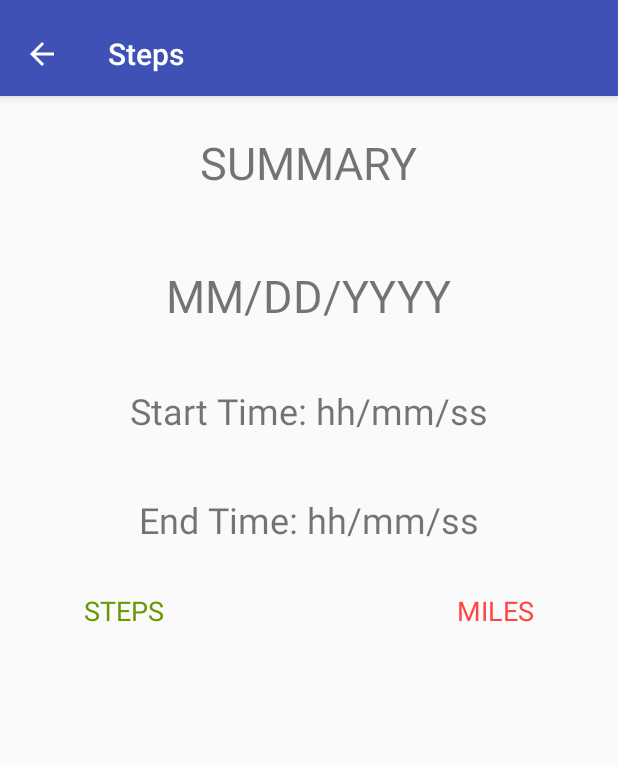
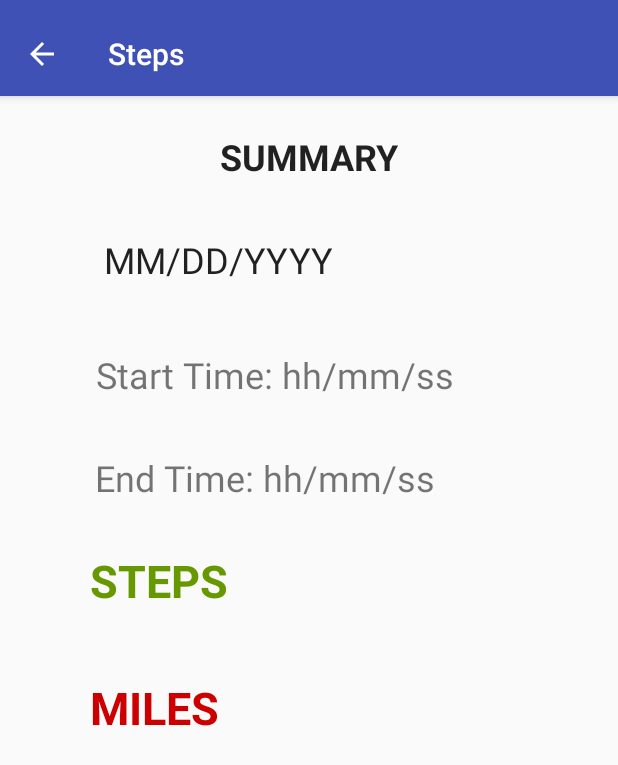
Before and after one commit to hitesh-2457/Steps, an Android app: the SummaryActivity screen opened directly, with no data from a screen before it, on a phone screen of 412 x 824 dp. Shown: the top 765 px of the screen. Run offline under Robolectric (Android 15) with nearby library versions, the phone set to English and light mode, and no system bars; 8 statements that could not run were skipped.

Commit message:
Code with partial Summary working

```diff
--- a/app/src/main/java/com/utd/mxp165130/steps/SummaryActivity.java
+++ b/app/src/main/java/com/utd/mxp165130/steps/SummaryActivity.java
@@ -28,12 +28,12 @@ public class SummaryActivity extends AppCompatActivity {
         String pattern = userData.getDateFormat();
         StepCounterInstance dataObj = (StepCounterInstance) i.getExtras().getParcelable("StepCounterObj");
 
-        ((TextView) findViewById(R.id.summaryDate)).setText(dataObj.ConvertDateToString(dataObj.getStepCounterInstanceDate(), pattern).split(" ")[0]);
-        ((TextView) findViewById(R.id.summaryStart)).setText(dataObj.ConvertDateToString(dataObj.getStartTime(), pattern).split(" ")[1]);
-        ((TextView) findViewById(R.id.summaryEnd)).setText(dataObj.ConvertDateToString(dataObj.getEndTime(), pattern).split(" ")[1]);
+        ((TextView) findViewById(R.id.summaryDate)).setText("Date: "+dataObj.ConvertDateToString(dataObj.getStepCounterInstanceDate(), pattern).split(" ")[0]);
+        ((TextView) findViewById(R.id.summaryStart)).setText("Start Time: "+dataObj.ConvertDateToString(dataObj.getStartTime(), pattern).split(" ")[1]);
+        ((TextView) findViewById(R.id.summaryEnd)).setText("End Time: "+dataObj.ConvertDateToString(dataObj.getEndTime(), pattern).split(" ")[1]);
 
-        ((TextView) findViewById(R.id.summarySteps)).setText(String.valueOf(dataObj.getNoOfSteps()));
-        ((TextView) findViewById(R.id.summaryMiles)).setText(new DecimalFormat("0.##").format(dataObj.getDistance(userData.getMetric(), userData.getInches_per_step())));
+        ((TextView) findViewById(R.id.summarySteps)).setText("Steps: "+String.valueOf(dataObj.getNoOfSteps()));
+        ((TextView) findViewById(R.id.summaryMiles)).setText("Distance: "+new DecimalFormat("0.##").format(dataObj.getDistance(userData.getMetric(), userData.getInches_per_step())));
     }
 
     @Override
--- a/app/src/main/res/layout/content_summary.xml
+++ b/app/src/main/res/layout/content_summary.xml
@@ -15,8 +15,8 @@
         android:layout_height="wrap_content"
         android:layout_marginTop="24dp"
         android:text="SUMMARY"
-        android:textAllCaps="true"
-        android:textSize="30sp"
+        android:textAppearance="@style/TextAppearance.AppCompat.Headline"
+        android:textStyle="bold"
         app:layout_constraintEnd_toEndOf="parent"
         app:layout_constraintHorizontal_bias="0.5"
         app:layout_constraintStart_toStartOf="parent"
@@ -26,11 +26,12 @@
         android:id="@+id/summaryDate"
         android:layout_width="wrap_content"
         android:layout_height="wrap_content"
-        android:layout_marginTop="48dp"
+        android:layout_marginStart="8dp"
+        android:layout_marginTop="36dp"
         android:text="MM/DD/YYYY"
-        android:textSize="30sp"
+        android:textAppearance="@style/TextAppearance.AppCompat.Headline"
         app:layout_constraintEnd_toEndOf="parent"
-        app:layout_constraintHorizontal_bias="0.5"
+        app:layout_constraintHorizontal_bias="0.244"
         app:layout_constraintStart_toStartOf="parent"
         app:layout_constraintTop_toBottomOf="@+id/textView16" />
 
@@ -38,11 +39,12 @@
         android:id="@+id/summaryEnd"
         android:layout_width="wrap_content"
         android:layout_height="wrap_content"
-        android:layout_marginTop="40dp"
+        android:layout_marginStart="8dp"
+        android:layout_marginTop="36dp"
         android:text="End Time: hh/mm/ss"
         android:textSize="24sp"
         app:layout_constraintEnd_toEndOf="parent"
-        app:layout_constraintHorizontal_bias="0.5"
+        app:layout_constraintHorizontal_bias="0.313"
         app:layout_constraintStart_toStartOf="parent"
         app:layout_constraintTop_toBottomOf="@+id/summaryStart" />
 
@@ -50,11 +52,12 @@
         android:id="@+id/summaryStart"
         android:layout_width="wrap_content"
         android:layout_height="wrap_content"
-        android:layout_marginTop="40dp"
+        android:layout_marginStart="8dp"
+        android:layout_marginTop="44dp"
         android:text="Start Time: hh/mm/ss"
         android:textSize="24sp"
         app:layout_constraintEnd_toEndOf="parent"
-        app:layout_constraintHorizontal_bias="0.5"
+        app:layout_constraintHorizontal_bias="0.34"
         app:layout_constraintStart_toStartOf="parent"
         app:layout_constraintTop_toBottomOf="@+id/summaryDate" />
 
@@ -62,24 +65,28 @@
         android:id="@+id/summarySteps"
         android:layout_width="wrap_content"
         android:layout_height="wrap_content"
-        android:layout_marginStart="56dp"
+        android:layout_marginStart="60dp"
         android:layout_marginTop="32dp"
         android:text="STEPS"
+        android:textAppearance="@style/TextAppearance.AppCompat.Headline"
         android:textColor="@android:color/holo_green_dark"
-        android:textSize="18sp"
+        android:textSize="30sp"
+        android:textStyle="bold"
         app:layout_constraintStart_toStartOf="parent"
         app:layout_constraintTop_toBottomOf="@+id/summaryEnd" />
 
     <TextView
         android:id="@+id/summaryMiles"
         android:layout_width="wrap_content"
-        android:layout_height="wrap_content"
-        android:layout_marginEnd="56dp"
-        android:layout_marginTop="32dp"
+        android:layout_height="38dp"
+        android:layout_marginStart="60dp"
+        android:layout_marginTop="44dp"
         android:text="MILES"
-        android:textColor="@android:color/holo_red_light"
-        android:textSize="18sp"
-        app:layout_constraintEnd_toEndOf="parent"
-        app:layout_constraintTop_toBottomOf="@+id/summaryEnd" />
+        android:textAppearance="@style/TextAppearance.AppCompat.Headline"
+        android:textColor="@android:color/holo_red_dark"
+        android:textSize="30sp"
+        android:textStyle="bold"
+        app:layout_constraintStart_toStartOf="parent"
+        app:layout_constraintTop_toBottomOf="@+id/summarySteps" />
 
 </android.support.constraint.ConstraintLayout>
```
